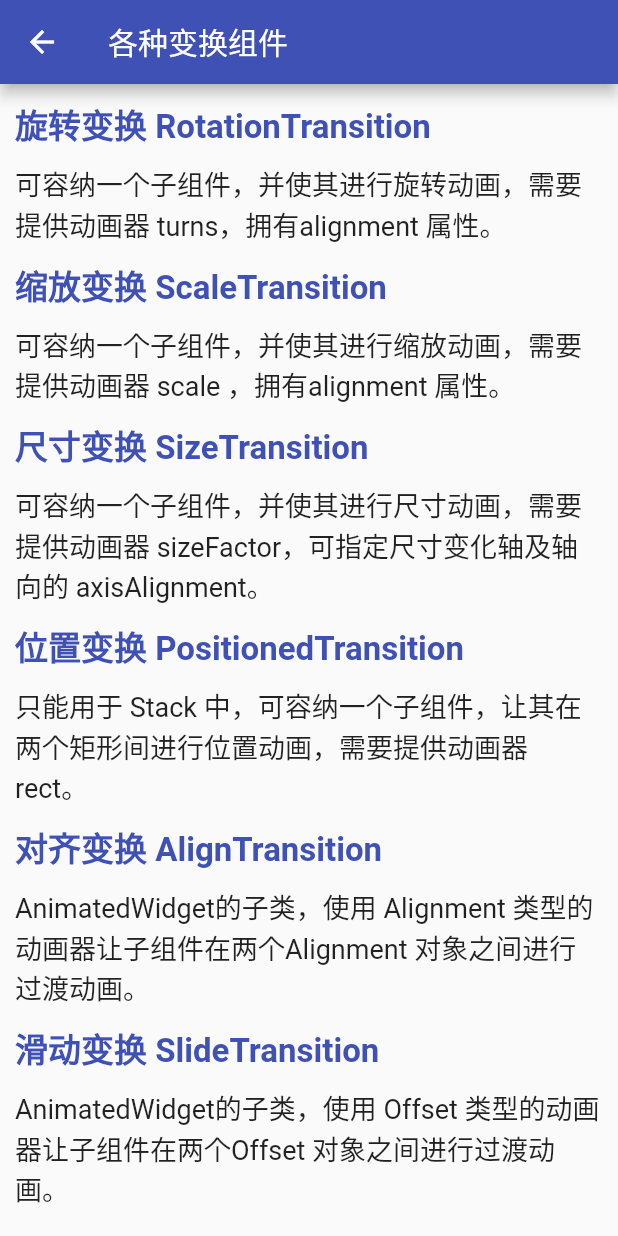
After one commit to ziqicongdonglai/flutter_learning, a Flutter app: the TransitionEffectWidget screen opened by its route, on a phone screen of 412 x 824 dp. The commit adds this screen. Run offline on Flutter 3.47's test engine with Material 2 defaults, Android fonts, the phone set to English and light mode, and no system bars; missing offline and left inert: dart:ffi.

Commit message:
feat: flutter组件学习（8）

```diff
--- a/flutter_demo/lib/common/data.dart
+++ b/flutter_demo/lib/common/data.dart
@@ -127,4 +127,20 @@ final statefulList = <ContainerInfo>[
       '/animatedswitcher'),
   ContainerInfo(
       'AnimatedEffect', '透明动画、边距动画、定位动画、尺寸动画、物理模块动画等。', '/animatedeffect'),
+  ContainerInfo(
+      'TransitionEffect', '透明变换、边距变换、定位变换、尺寸变换、装饰变换等。', '/transitioneffect'),
+  ContainerInfo(
+      'Material', 'Material风格组件的核心，可指定颜色、影深、类型、阴影颜色、形状等属性。', '/material'),
+  ContainerInfo(
+      'MaterialApp', 'Material 应用的顶级组件，包含路由生成器、主题、语言、主页等属性。', '/materialapp'),
+  ContainerInfo(
+      'WillPopScope',
+      '返回拦截，当一个界面中有WillPopScope组件时，在页面返回时会触发回调，决定是否返回。可用于二次确认退出的场景。',
+      '/willpopscope'),
+  ContainerInfo(
+      'Hero', '可指定标签名，两个界面跳转时具有相同标签的组件会进行共享动画。一个界面中不能存在两个同名的Hero标签。', '/hero'),
+  ContainerInfo(
+      'FutureBuilder',
+      '可指定一个Future对象，能够监听异步执行的状态，并在构造器中根据状态构建不同的界面。该Future对象不能和FutureBuilder同时创建，否则可能过渡刷新。',
+      '/futurebuilder'),
 ];
--- /dev/null
+++ b/flutter_demo/lib/widget/stateful/transitioneffect_widget.dart
@@ -0,0 +1,129 @@
+import 'package:flutter/material.dart';
+import 'package:flutter_demo/common/style.dart';
+
+class TransitionEffectWidget extends StatefulWidget {
+  const TransitionEffectWidget({Key? key}) : super(key: key);
+
+  @override
+  State<TransitionEffectWidget> createState() => _TransitionEffectWidgetState();
+}
+
+class _TransitionEffectWidgetState extends State<TransitionEffectWidget> {
+  @override
+  Widget build(BuildContext context) {
+    return Scaffold(
+      appBar: AppBar(
+        title: const Text('各种变换组件'),
+      ),
+      body: Container(
+        padding: const EdgeInsets.all(10),
+        child: SingleChildScrollView(
+          child: Column(
+            crossAxisAlignment: CrossAxisAlignment.start,
+            children: <Widget>[
+              const Text(
+                '旋转变换 RotationTransition',
+                style: titleStyle,
+              ),
+              Container(
+                margin: const EdgeInsets.symmetric(vertical: 10.0),
+                child: const Text(
+                  '可容纳一个子组件，并使其进行旋转动画，需要提供动画器 turns，拥有alignment 属性。',
+                  style: descStyle,
+                ),
+              ),
+              const Text(
+                '缩放变换 ScaleTransition',
+                style: titleStyle,
+              ),
+              Container(
+                margin: const EdgeInsets.symmetric(vertical: 10.0),
+                child: const Text(
+                  '可容纳一个子组件，并使其进行缩放动画，需要提供动画器 scale ，拥有alignment 属性。',
+                  style: descStyle,
+                ),
+              ),
+              const Text(
+                '尺寸变换 SizeTransition',
+                style: titleStyle,
+              ),
+              Container(
+                margin: const EdgeInsets.symmetric(vertical: 10.0),
+                child: const Text(
+                  '可容纳一个子组件，并使其进行尺寸动画，需要提供动画器 sizeFactor，可指定尺寸变化轴及轴向的 axisAlignment。',
+                  style: descStyle,
+                ),
+              ),
+              const Text(
+                '位置变换 PositionedTransition',
+                style: titleStyle,
+              ),
+              Container(
+                margin: const EdgeInsets.symmetric(vertical: 10.0),
+                child: const Text(
+                  '只能用于 Stack 中，可容纳一个子组件，让其在两个矩形间进行位置动画，需要提供动画器 rect。',
+                  style: descStyle,
+                ),
+              ),
+              const Text(
+                '对齐变换 AlignTransition',
+                style: titleStyle,
+              ),
+              Container(
+                margin: const EdgeInsets.symmetric(vertical: 10.0),
+                child: const Text(
+                  'AnimatedWidget的子类，使用 Alignment 类型的动画器让子组件在两个Alignment 对象之间进行过渡动画。',
+                  style: descStyle,
+                ),
+              ),
+              const Text(
+                '滑动变换 SlideTransition',
+                style: titleStyle,
+              ),
+              Container(
+                margin: const EdgeInsets.symmetric(vertical: 10.0),
+                child: const Text(
+                  'AnimatedWidget的子类，使用 Offset 类型的动画器让子组件在两个Offset 对象之间进行过渡动画。',
+                  style: descStyle,
+                ),
+              ),
+              const Text(
+                '装饰变换 DecoratedBoxTransition',
+                style: titleStyle,
+              ),
+              Container(
+                margin: const EdgeInsets.symmetric(vertical: 10.0),
+                child: const Text(
+                  'AnimatedWidget的子类，使用 Decorated 类型的动画器让子组件在两个Decorated 对象之间进行过渡动画。',
+                  style: descStyle,
+                ),
+              ),
+              const Text(
+                '文本样式变换 DefaultTextStyleTransition',
+                style: titleStyle,
+              ),
+              Container(
+                margin: const EdgeInsets.symmetric(vertical: 10.0),
+                child: const Text(
+                  'AnimatedWidget的子类，使用 TextStyle 类型的动画器让子组件在两个TextStyle 对象之间进行过渡动画。',
+                  style: descStyle,
+                ),
+              ),
+              const Text(
+                '矩形位置变换 RelativePositionedTransition',
+                style: titleStyle,
+              ),
+              Container(
+                margin: const EdgeInsets.symmetric(vertical: 10.0),
+                child: const Text(
+                  'AnimatedWidget的子类，使用 Rect 类型的动画器让子组件在两个 Rect对象之间进行过渡动画。',
+                  style: descStyle,
+                ),
+              ),
+            ],
+          ),
+        ),
+      ),
+    );
+  }
+}
```
Also changed, not shown: flutter_demo/lib/common/routes.dart (+12 -0 lines), flutter_demo/lib/widget/stateful/futurebuilder_widget.dart (added, +84 -0 lines), flutter_demo/lib/widget/stateful/hero_widget.dart (added, +147 -0 lines), flutter_demo/lib/widget/stateful/material_widget.dart (added, +75 -0 lines), flutter_demo/lib/widget/stateful/materialapp_widget.dart (added, +142 -0 lines), flutter_demo/lib/widget/stateful/willpopscope_widget.dart (added, +60 -0 lines).
